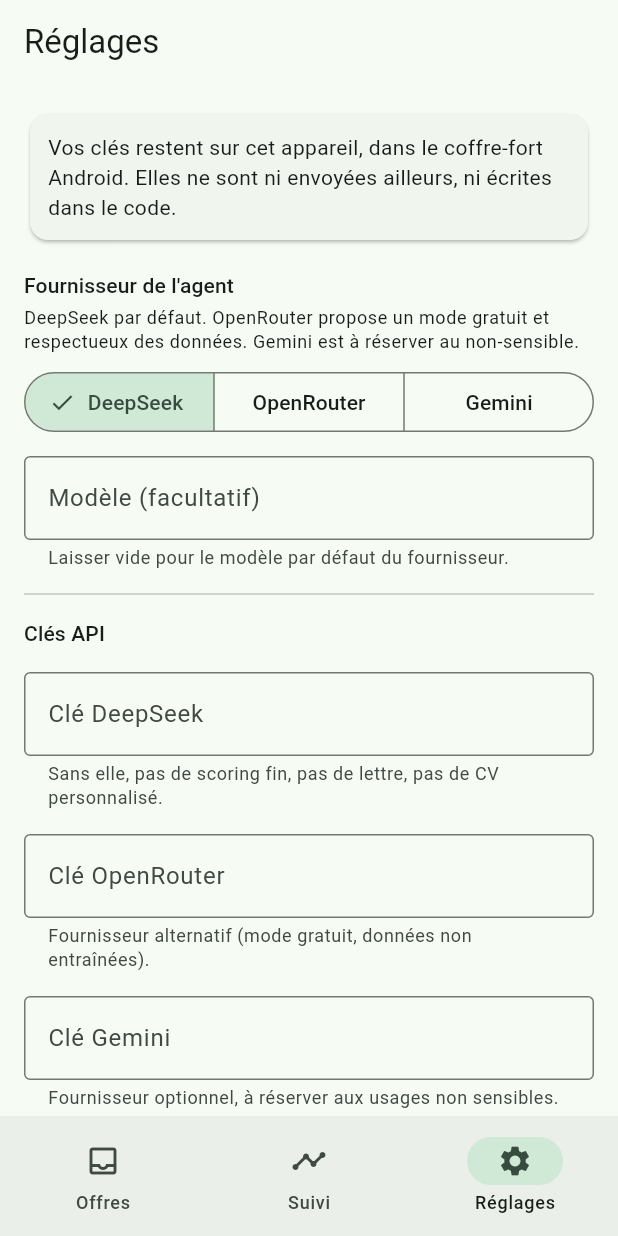
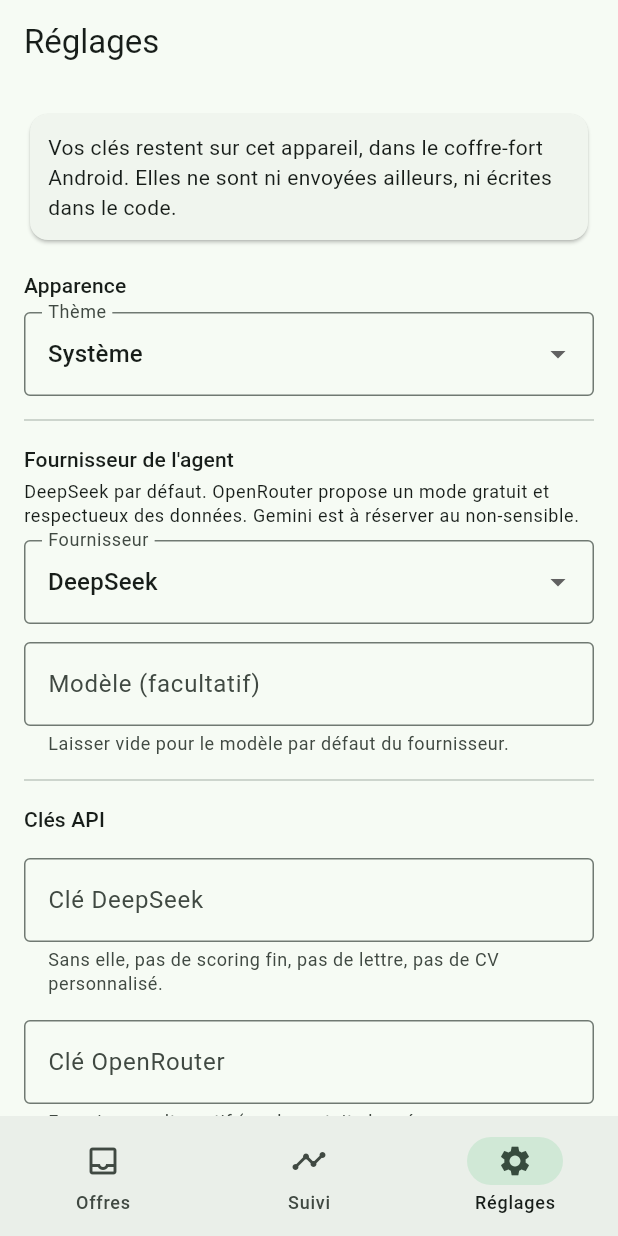
Before and after one commit to benjsant/candid, a Flutter app: the screen it shows after launch, item 3 of the bottom bar chosen, on a phone screen of 412 x 824 dp. Run offline on Flutter 3.47's test engine with Material 3 defaults, Android fonts, the phone set to English and light mode, and no system bars; our stand-ins replace diacritic, dio, drift, drift_flutter, flutter_secure_storage, pdf and 1 more; missing offline and left inert: receive_sharing_intent; accounts and stored records are empty; generated files the repository leaves out were written again.

Commit message:
Réglages : sélecteur de thème + fournisseur en listes déroulantes
Mode clair/sombre : l'app suivait déjà le système (theme + darkTheme).
Ajout d'un choix manuel (Système/Clair/Sombre) persisté dans AppPrefs et
propagé via un ValueNotifier<ThemeMode> à la racine ; l'aperçu est
immédiat. Le fournisseur d'IA passe d'un bouton segmenté à une liste
déroulante (DropdownButtonFormField), le thème aussi. Vérifié sur
appareil : forçage en Clair alors que le système est en Sombre, et
retour à « Système » qui re-suit le système.

Co-Authored-By: Claude Opus 4.8 <noreply@anthropic.com>

```diff
--- /dev/null
+++ b/lib/core/app_prefs.dart
@@ -0,0 +1,31 @@
+/// Préférences d'apparence de l'application (non secrètes). On réutilise le même
+/// stockage local que le reste, pour ne pas ajouter de dépendance.
+///
+/// Par défaut, l'application suit le thème du système (`ThemeMode.system`).
+/// L'utilisateur peut forcer Clair ou Sombre depuis les réglages.
+library;
+
+import 'package:flutter/material.dart';
+import 'package:flutter_secure_storage/flutter_secure_storage.dart';
+
+class AppPrefs {
+  AppPrefs({FlutterSecureStorage? storage})
+      : _storage = storage ?? const FlutterSecureStorage();
+
+  final FlutterSecureStorage _storage;
+  static const _kTheme = 'theme_mode';
+
+  Future<ThemeMode> themeMode() async {
+    switch (await _storage.read(key: _kTheme)) {
+      case 'light':
+        return ThemeMode.light;
+      case 'dark':
+        return ThemeMode.dark;
+      default:
+        return ThemeMode.system;
+    }
+  }
+
+  Future<void> setThemeMode(ThemeMode mode) =>
+      _storage.write(key: _kTheme, value: mode.name);
+}
--- a/lib/main.dart
+++ b/lib/main.dart
@@ -13,6 +13,7 @@ import 'dart:async';
 import 'package:flutter/material.dart';
 import 'package:receive_sharing_intent/receive_sharing_intent.dart';
 
+import 'core/app_prefs.dart';
 import 'core/secrets.dart';
 import 'data/database.dart';
 import 'data/offers_repository.dart';
@@ -21,13 +22,18 @@ import 'ui/offers_screen.dart';
 import 'ui/receive_share_screen.dart';
 import 'ui/settings_screen.dart';
 
-void main() {
+Future<void> main() async {
   WidgetsFlutterBinding.ensureInitialized();
   final db = AppDatabase();
+  final prefs = AppPrefs();
+  // Charge le thème choisi avant le premier rendu, pour éviter un flash.
+  final themeMode = ValueNotifier<ThemeMode>(await prefs.themeMode());
   runApp(
     CandidApp(
       repository: OffersRepository(db),
       secrets: Secrets(),
+      prefs: prefs,
+      themeMode: themeMode,
     ),
   );
 }
@@ -37,25 +43,41 @@ class CandidApp extends StatelessWidget {
     super.key,
     required this.repository,
     required this.secrets,
+    required this.prefs,
+    required this.themeMode,
   });
 
   final OffersRepository repository;
   final Secrets secrets;
+  final AppPrefs prefs;
+  final ValueNotifier<ThemeMode> themeMode;
 
   @override
   Widget build(BuildContext context) {
-    final scheme = ColorScheme.fromSeed(seedColor: const Color(0xFF2F6F4E));
-    return MaterialApp(
-      title: 'Candid',
-      theme: ThemeData(colorScheme: scheme, useMaterial3: true),
-      darkTheme: ThemeData(
-        colorScheme: ColorScheme.fromSeed(
-          seedColor: const Color(0xFF2F6F4E),
-          brightness: Brightness.dark,
+    const seed = Color(0xFF2F6F4E);
+    return ValueListenableBuilder<ThemeMode>(
+      valueListenable: themeMode,
+      builder: (context, mode, _) => MaterialApp(
+        title: 'Candid',
+        themeMode: mode,
+        theme: ThemeData(
+          colorScheme: ColorScheme.fromSeed(seedColor: seed),
+          useMaterial3: true,
         ),
-        useMaterial3: true,
+        darkTheme: ThemeData(
+          colorScheme: ColorScheme.fromSeed(
+            seedColor: seed,
+            brightness: Brightness.dark,
+          ),
+          useMaterial3: true,
+        ),
+        home: HomeScreen(
+          repository: repository,
+          secrets: secrets,
+          prefs: prefs,
+          themeMode: themeMode,
+        ),
       ),
-      home: HomeScreen(repository: repository, secrets: secrets),
     );
   }
 }
@@ -65,10 +87,14 @@ class HomeScreen extends StatefulWidget {
     super.key,
     required this.repository,
     required this.secrets,
+    required this.prefs,
+    required this.themeMode,
   });
 
   final OffersRepository repository;
   final Secrets secrets;
+  final AppPrefs prefs;
+  final ValueNotifier<ThemeMode> themeMode;
 
   @override
   State<HomeScreen> createState() => _HomeScreenState();
@@ -87,7 +113,11 @@ class _HomeScreenState extends State<HomeScreen> {
       title: 'Suivi',
       detail: 'Vos candidatures et leurs réponses (étape 5).',
     ),
-    SettingsScreen(secrets: widget.secrets),
+    SettingsScreen(
+      secrets: widget.secrets,
+      prefs: widget.prefs,
+      themeMode: widget.themeMode,
+    ),
   ];
 
   @override
--- a/lib/ui/settings_screen.dart
+++ b/lib/ui/settings_screen.dart
@@ -8,12 +8,21 @@ import 'package:flutter/material.dart';
 
 import '../agent/agent_config.dart';
 import '../agent/llm.dart';
+import '../core/app_prefs.dart';
 import '../core/secrets.dart';
 
 class SettingsScreen extends StatefulWidget {
-  const SettingsScreen({super.key, required this.secrets, this.agentConfig});
+  const SettingsScreen({
+    super.key,
+    required this.secrets,
+    required this.prefs,
+    required this.themeMode,
+    this.agentConfig,
+  });
 
   final Secrets secrets;
+  final AppPrefs prefs;
+  final ValueNotifier<ThemeMode> themeMode;
   final AgentConfig? agentConfig;
 
   @override
@@ -49,6 +58,19 @@ class _SettingsScreenState extends State<SettingsScreen> {
     _modelController.text = await _agentConfig.model();
     if (mounted) setState(() => _loading = false);
   }
+
+  /// Change le thème tout de suite (aperçu immédiat) et le persiste.
+  Future<void> _setThemeMode(ThemeMode mode) async {
+    widget.themeMode.value = mode;
+    await widget.prefs.setThemeMode(mode);
+    if (mounted) setState(() {});
+  }
+
+  static const _themeLabels = {
+    ThemeMode.system: 'Système',
+    ThemeMode.light: 'Clair',
+    ThemeMode.dark: 'Sombre',
+  };
 
   Future<void> _save() async {
     var changed = 0;
@@ -108,6 +130,26 @@ class _SettingsScreenState extends State<SettingsScreen> {
         ),
         const SizedBox(height: 16),
 
+        // Apparence.
+        Text('Apparence', style: Theme.of(context).textTheme.titleSmall),
+        const SizedBox(height: 8),
+        DropdownButtonFormField<ThemeMode>(
+          initialValue: widget.themeMode.value,
+          decoration: const InputDecoration(
+            labelText: 'Thème',
+            border: OutlineInputBorder(),
+          ),
+          items: [
+            for (final e in _themeLabels.entries)
+              DropdownMenuItem(value: e.key, child: Text(e.value)),
+          ],
+          onChanged: (m) {
+            if (m != null) _setThemeMode(m);
+          },
+        ),
+
+        const Divider(height: 32),
+
         // Fournisseur IA actif.
         Text('Fournisseur de l\'agent',
             style: Theme.of(context).textTheme.titleSmall),
@@ -118,13 +160,19 @@ class _SettingsScreenState extends State<SettingsScreen> {
           style: Theme.of(context).textTheme.bodySmall,
         ),
         const SizedBox(height: 8),
-        SegmentedButton<LlmProvider>(
-          segments: [
+        DropdownButtonFormField<LlmProvider>(
+          initialValue: _provider,
+          decoration: const InputDecoration(
+            labelText: 'Fournisseur',
+            border: OutlineInputBorder(),
+          ),
+          items: [
             for (final p in LlmProvider.values)
-              ButtonSegment(value: p, label: Text(p.label)),
+              DropdownMenuItem(value: p, child: Text(p.label)),
           ],
-          selected: {_provider},
-          onSelectionChanged: (s) => setState(() => _provider = s.first),
+          onChanged: (p) {
+            if (p != null) setState(() => _provider = p);
+          },
         ),
         const SizedBox(height: 12),
         TextField(
```
